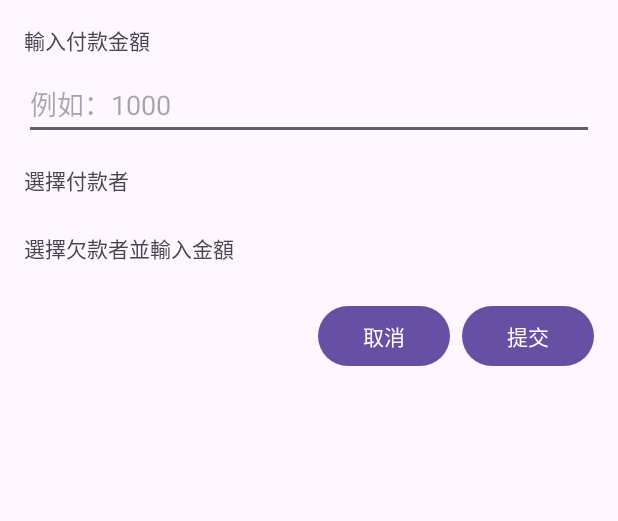
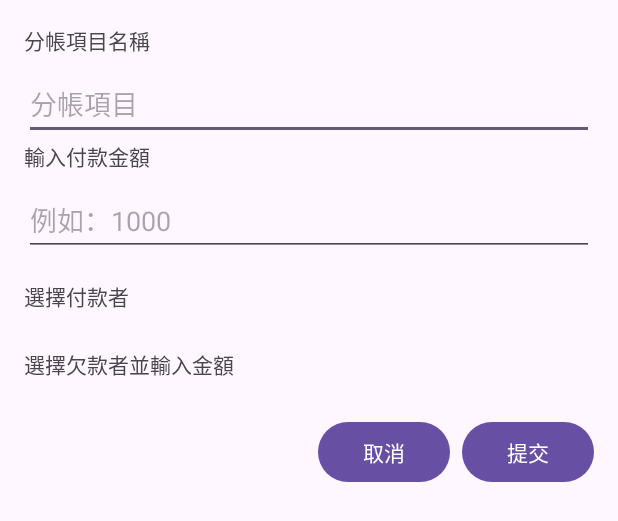
Before and after one commit to 01157121/software-project, an Android app: the layout dialog_split_bill.xml on its own in the app's theme, with its tools: preview values and no code run, on a phone screen of 412 x 824 dp. Shown: the top 521 px of the screen. Run offline under Robolectric (Android 15) with nearby library versions, the phone set to English and light mode, and no system bars.

Commit message:
完善分帳功能

```diff
--- a/project_android/app/src/main/res/layout/dialog_split_bill.xml
+++ b/project_android/app/src/main/res/layout/dialog_split_bill.xml
@@ -10,6 +10,17 @@
         android:layout_height="wrap_content"
         android:orientation="vertical">
 
+        <TextView
+            android:layout_width="match_parent"
+            android:layout_height="wrap_content"
+            android:text="分帳項目名稱"
+            android:paddingBottom="8dp" />
+        <EditText
+            android:id="@+id/accounting_name"
+            android:layout_width="match_parent"
+            android:layout_height="wrap_content"
+            android:hint="分帳項目"
+            android:inputType="text" />
         <!-- 顯示付款金額 -->
         <TextView
             android:layout_width="match_parent"
```
Also changed, not shown: project_android/app/src/main/java/com/example/project_android/PlanningActivity.kt (+84 -18 lines), project_android/app/src/main/res/drawable/result_card_background.xml (added, +7 -0 lines).
